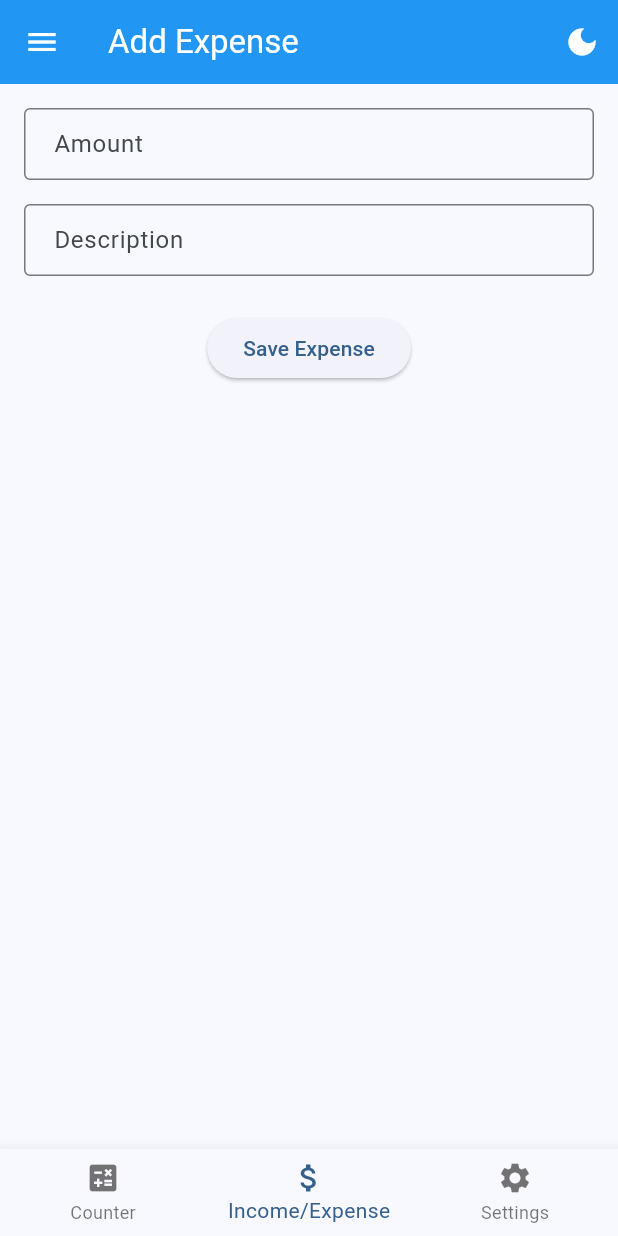
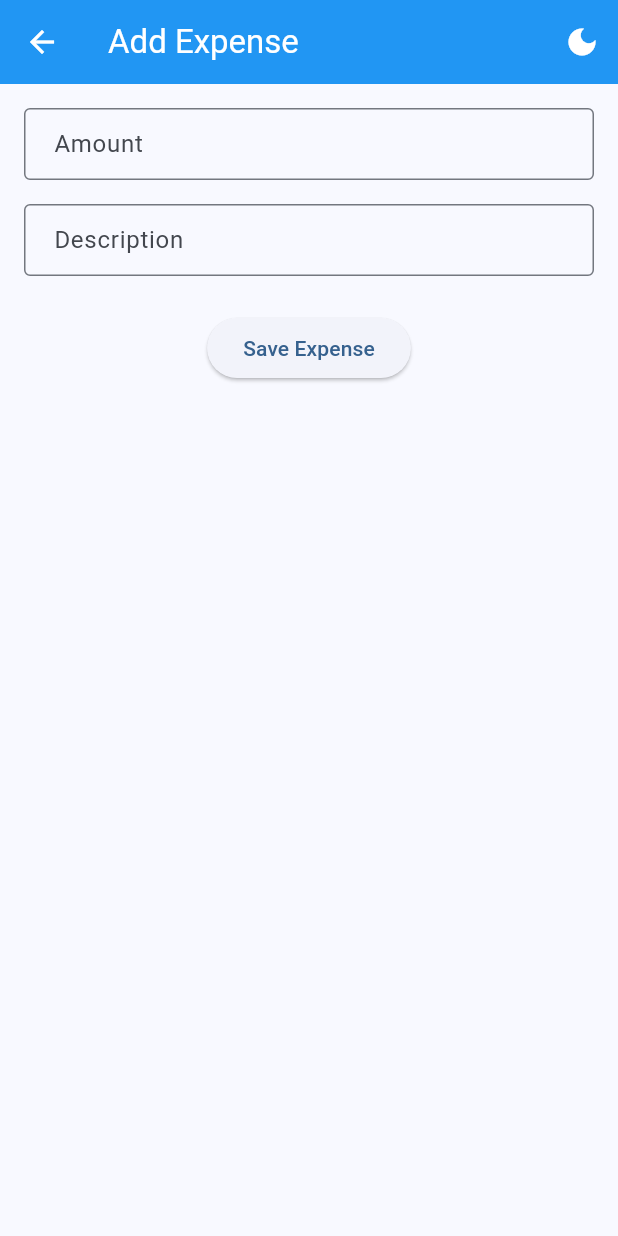
Before and after one commit to mahmudabir/flutter_practice, a Flutter app: the AddExpensePage screen opened by its route, on a phone screen of 412 x 824 dp. Run offline on Flutter 3.47's test engine with Material 3 defaults, Android fonts, the phone set to English and light mode, and no system bars; our stand-ins replace go_router, shared_preferences; accounts and stored records are empty.

Commit message:
add income & expense in other ui

```diff
--- a/lib/pages/add_expense_page.dart
+++ b/lib/pages/add_expense_page.dart
@@ -1,5 +1,6 @@
 import 'package:flutter/material.dart';
 import 'package:go_router/go_router.dart';
+import 'package:flutter_practice/widgets/common_app_bar.dart'; // Import CommonAppBar
 
 class AddExpensePage extends StatefulWidget {
   const AddExpensePage({super.key});
@@ -28,7 +29,7 @@ class _AddExpensePageState extends State<AddExpensePage> {
 
       if (amount != null && amount > 0 && description.isNotEmpty) {
         // Navigate back to the income/expense page
-        context.go('/income-expense');
+        context.pop();
       } else {
         ScaffoldMessenger.of(context).showSnackBar(
           const SnackBar(
@@ -42,6 +43,7 @@ class _AddExpensePageState extends State<AddExpensePage> {
   @override
   Widget build(BuildContext context) {
     return Scaffold(
+      appBar: const CommonAppBar(title: 'Add Expense'),
       body: Padding(
         padding: const EdgeInsets.all(16.0),
         child: Form(
@@ -54,7 +56,10 @@ class _AddExpensePageState extends State<AddExpensePage> {
                 decoration: const InputDecoration(
                   labelText: 'Amount',
                   border: OutlineInputBorder(),
-                    contentPadding: EdgeInsets.symmetric(vertical: 12, horizontal: 16),
+                  contentPadding: EdgeInsets.symmetric(
+                    vertical: 12,
+                    horizontal: 16,
+                  ),
                 ),
                 validator: (value) {
                   if (value == null || value.isEmpty) {
@@ -73,7 +78,10 @@ class _AddExpensePageState extends State<AddExpensePage> {
                 decoration: const InputDecoration(
                   labelText: 'Description',
                   border: OutlineInputBorder(),
-                    contentPadding: EdgeInsets.symmetric(vertical: 12, horizontal: 16),
+                  contentPadding: EdgeInsets.symmetric(
+                    vertical: 12,
+                    horizontal: 16,
+                  ),
                 ),
                 validator: (value) {
                   if (value == null || value.isEmpty) {
--- a/lib/pages/add_income_page.dart
+++ b/lib/pages/add_income_page.dart
@@ -1,5 +1,6 @@
 import 'package:flutter/material.dart';
 import 'package:go_router/go_router.dart';
+import 'package:flutter_practice/widgets/common_app_bar.dart'; // Import CommonAppBar
 
 class AddIncomePage extends StatefulWidget {
   const AddIncomePage({super.key});
@@ -27,19 +28,21 @@ class _AddIncomePageState extends State<AddIncomePage> {
     if (_formKey.currentState!.validate()) {
       if (amount != null && amount > 0 && description.isNotEmpty) {
         debugPrint('Income Amount: $amount, Description: $description');
-        context.go("/income-expense");
+        context.pop();
       } else {
         ScaffoldMessenger.of(context).showSnackBar(
-          const SnackBar(content: Text('Please enter a valid amount and description')),
+          const SnackBar(
+            content: Text('Please enter a valid amount and description'),
+          ),
         );
       }
     }
-
   }
 
   @override
   Widget build(BuildContext context) {
     return Scaffold(
+      appBar: const CommonAppBar(title: 'Add Income'),
       body: Padding(
         padding: const EdgeInsets.all(16.0),
         child: Form(
@@ -52,7 +55,10 @@ class _AddIncomePageState extends State<AddIncomePage> {
                 decoration: const InputDecoration(
                   labelText: 'Amount',
                   border: OutlineInputBorder(),
-                  contentPadding: EdgeInsets.symmetric(vertical: 12, horizontal: 16),
+                  contentPadding: EdgeInsets.symmetric(
+                    vertical: 12,
+                    horizontal: 16,
+                  ),
                 ),
                 validator: (value) {
                   if (value == null || value.isEmpty) {
@@ -69,7 +75,10 @@ class _AddIncomePageState extends State<AddIncomePage> {
                 controller: _descriptionController,
                 decoration: const InputDecoration(
                   border: OutlineInputBorder(),
-                  contentPadding: EdgeInsets.symmetric(vertical: 12, horizontal: 16),
+                  contentPadding: EdgeInsets.symmetric(
+                    vertical: 12,
+                    horizontal: 16,
+                  ),
                   labelText: 'Description',
                 ),
                 validator: (value) {
--- a/lib/pages/income_expense_page.dart
+++ b/lib/pages/income_expense_page.dart
@@ -77,11 +77,11 @@ class _IncomeExpensePageState extends State<IncomeExpensePage> {
                   mainAxisAlignment: MainAxisAlignment.spaceEvenly,
                   children: [
                     ElevatedButton(
-                      onPressed: () => context.go('/income-expense/add-income'),
+                      onPressed: () => context.push('/income-expense/add-income'),
                       child: const Text('Add Income'),
                     ),
                     ElevatedButton(
-                      onPressed: () => context.go('/income-expense/add-expense'),
+                      onPressed: () => context.push('/income-expense/add-expense'),
                       child: const Text('Add Expense'),
                     ),
                   ],
--- a/lib/router/app_router.dart
+++ b/lib/router/app_router.dart
@@ -27,24 +27,29 @@ final GoRouter router = GoRouter(
         ),
         GoRoute(
           path: '/income-expense',
-          pageBuilder:
-              (context, state) =>
-                  const NoTransitionPage(child: IncomeExpensePage()),
+          pageBuilder: (context, state) =>
+              const NoTransitionPage(child: IncomeExpensePage()),
+          routes: [
+            GoRoute(
+              path: 'add-income', // Relative path
+              // Use parentNavigatorKey to ensure it pushes onto the root navigator
+              parentNavigatorKey: _rootNavigatorKey,
+              pageBuilder: (context, state) =>
+                  const NoTransitionPage(child: AddIncomePage()),
+            ),
+            GoRoute(
+              path: 'add-expense', // Relative path
+              // Use parentNavigatorKey to ensure it pushes onto the root navigator
+              parentNavigatorKey: _rootNavigatorKey,
+              pageBuilder: (context, state) =>
+                  const NoTransitionPage(child: AddExpensePage()),
+            ),
+          ],
         ),
         GoRoute(
           path: '/settings',
           pageBuilder:
               (context, state) => const NoTransitionPage(child: SettingsPage()),
-        ),
-        GoRoute(
-          path: '/income-expense/add-income',
-          pageBuilder:
-              (context, state) => const NoTransitionPage(child: AddIncomePage()),
-        ),
-        GoRoute(
-          path: '/income-expense/add-expense',
-          pageBuilder:
-              (context, state) => const NoTransitionPage(child: AddExpensePage()),
         ),
       ],
     ),
--- /dev/null
+++ b/lib/widgets/common_app_bar.dart
@@ -0,0 +1,37 @@
+import 'package:flutter/material.dart';
+import 'package:provider/provider.dart';
+import 'package:flutter_practice/services/theme_service.dart';
+
+class CommonAppBar extends StatelessWidget implements PreferredSizeWidget {
+  final String title;
+
+  const CommonAppBar({super.key, required this.title});
+
+  @override
+  Widget build(BuildContext context) {
+    return AppBar(
+      title: Text(title),
+      actions: [
+        Consumer<ThemeService>(
+          builder: (context, themeService, child) {
+            return IconButton(
+              icon: Icon(
+                themeService.isDarkMode ? Icons.light_mode : Icons.dark_mode,
+              ),
+              tooltip:
+                  themeService.isDarkMode
+                      ? 'Switch to Light Mode'
+                      : 'Switch to Dark Mode',
+              onPressed: () {
+                themeService.toggleTheme();
+              },
+            );
+          },
+        ),
+      ],
+    );
+  }
+
+  @override
+  Size get preferredSize => const Size.fromHeight(kToolbarHeight);
+}
--- a/lib/widgets/scaffold_with_nav_bar.dart
+++ b/lib/widgets/scaffold_with_nav_bar.dart
@@ -32,18 +32,20 @@ class _ScaffoldWithNavBarState extends State<ScaffoldWithNavBar> {
   }
 
   void _onItemTapped(int index, BuildContext context) {
+    if (_currentIndex == index) return;
+
     setState(() {
       _currentIndex = index;
     });
     switch (index) {
       case 0:
-        context.go('/counter');
+        context.push('/counter');
         break;
       case 1:
-        context.go('/income-expense');
+        context.push('/income-expense');
         break;
       case 2:
-        context.go('/settings');
+        context.push('/settings');
         break;
     }
   }
@@ -80,6 +82,8 @@ class _ScaffoldWithNavBarState extends State<ScaffoldWithNavBar> {
         // You might want to add a back button conditionally for web/desktop
         // leading: GoRouter.of(context).canPop() ? BackButton() : null,
       ),
+      // Drawer can be added here if it's part of the shell
+      drawer: const AppDrawer(),
       body: widget.child,
       bottomNavigationBar: BottomNavigationBar(
         items: const <BottomNavigationBarItem>[
@@ -99,17 +103,15 @@ class _ScaffoldWithNavBarState extends State<ScaffoldWithNavBar> {
         currentIndex: _currentIndex,
         onTap: (index) => _onItemTapped(index, context),
       ),
-      // Drawer can be added here if it's part of the shell
-      drawer: const AppDrawer(),
     );
   }
 
   String _getAppBarTitle(String location) {
     if (location.startsWith('/income-expense/add-income')) {
- return 'Add Income';
+      return 'Add Income';
     }
     if (location.startsWith('/income-expense/add-expense')) {
- return 'Add Expense';
+      return 'Add Expense';
     }
     if (location == '/counter') {
       return 'Counter';
```
Also changed, not shown: lib/widgets/app_drawer.dart (+37 -11 lines). Lines whose indentation alone changed are shown as unchanged.
